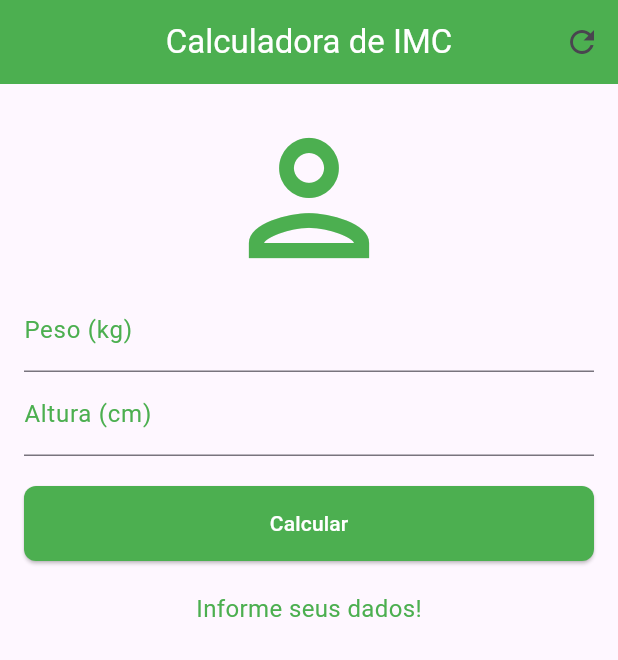
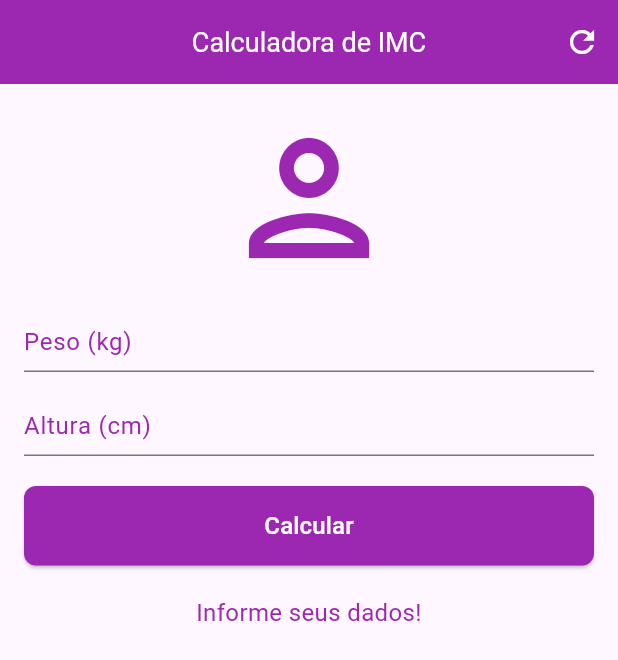
Before and after one commit to joaolucas2012/calculadora_de_imc, a Flutter app: the screen it shows after launch, on a phone screen of 412 x 824 dp. Shown: the top 660 px of the screen. Run offline on Flutter 3.47's test engine with Material 3 defaults, Android fonts, the phone set to English and light mode, and no system bars.

Commit message:
:fire: [FIX] changed layout colors and style

```diff
--- a/lib/main.dart
+++ b/lib/main.dart
@@ -18,19 +18,26 @@ class Home extends StatefulWidget {
 class _HomeState extends State<Home> {
   @override
   Widget build(BuildContext context) {
-    return Scaffold(
+    return SafeArea(
+      child: Scaffold(
         appBar: AppBar(
-        backgroundColor: Colors.green,
+          backgroundColor: Colors.purple,
           title: const Text(
             "Calculadora de IMC",
-          style: TextStyle(color: Colors.white),
+            style: TextStyle(color: Colors.white, fontSize: 18),
           ),
           centerTitle: true,
           actions: <Widget>[
-          IconButton(onPressed: () {}, icon: const Icon(Icons.refresh)),
+            IconButton(
+                onPressed: () {},
+                icon: const Icon(
+                  Icons.refresh,
+                  color: Colors.white,
+                )),
           ],
         ),
         body: const HomePageForm(),
+      ),
     );
   }
 }
--- a/lib/pages/home_page_form.dart
+++ b/lib/pages/home_page_form.dart
@@ -14,13 +14,15 @@ class _HomePageFormState extends State<HomePageForm> {
   Widget build(BuildContext context) {
     return const Padding(
       padding: EdgeInsets.all(16.0),
+      child: SingleChildScrollView(
         child: Column(
+          crossAxisAlignment: CrossAxisAlignment.stretch,
           children: <Widget>[
             Center(
               child: Icon(
                 Icons.person_outlined,
                 size: 120,
-              color: Colors.green,
+                color: Colors.purple,
               ),
             ),
             Input(text: "Peso (kg)"),
@@ -29,11 +31,13 @@ class _HomePageFormState extends State<HomePageForm> {
             Text(
               "Informe seus dados!",
               style: TextStyle(
-              color: Colors.green,
+                color: Colors.purple,
                 fontSize: 16,
               ),
+              textAlign: TextAlign.center,
             )
           ],
+        ),
       ),
     );
   }
--- a/lib/widgets/button.dart
+++ b/lib/widgets/button.dart
@@ -26,14 +26,12 @@ class Button extends StatelessWidget {
                   ),
                 ),
                 backgroundColor: const MaterialStatePropertyAll(
-                  Colors.green,
+                  Colors.purple,
                 ),
               ),
               child: Text(
                 title,
-                style: const TextStyle(
-                  color: Colors.white,
-                ),
+                style: const TextStyle(color: Colors.white, fontSize: 16),
               ),
             ),
           ),
--- a/lib/widgets/input.dart
+++ b/lib/widgets/input.dart
@@ -8,13 +8,15 @@ class Input extends StatelessWidget {
   @override
   Widget build(BuildContext context) {
     return TextField(
+      keyboardType: TextInputType.number,
       decoration: InputDecoration(
-          label: Text(
-        text,
-        style: const TextStyle(
-          color: Colors.green,
-        ),
-      )),
+        labelText: text,
+        labelStyle: const TextStyle(color: Colors.purple),
+        alignLabelWithHint: true,
+        errorStyle: const TextStyle(color: Colors.red),
+      ),
+      textAlign: TextAlign.center,
+      style: const TextStyle(color: Colors.purple),
     );
   }
 }
```
Also changed, not shown: 1 other file. Lines whose indentation alone changed are shown as unchanged.
